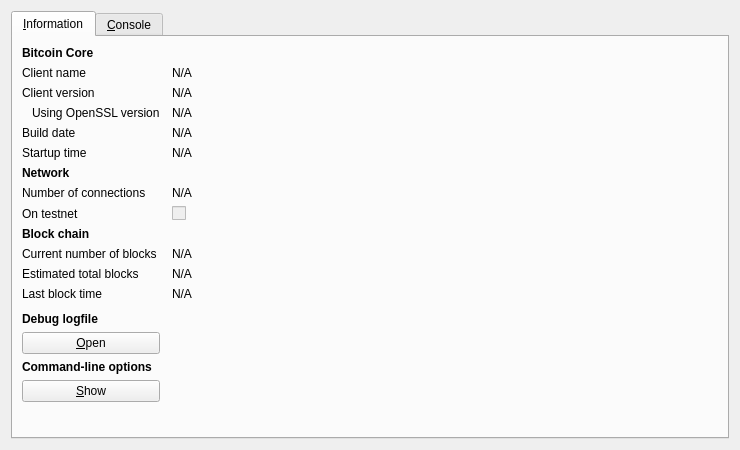
Old version of the form src/qt/forms/rpcconsole.ui in the repository wpstudio/blazecoin.
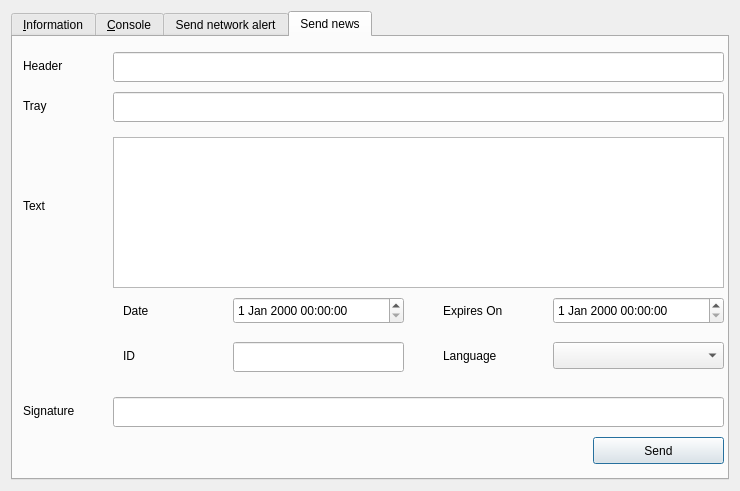
New version of the form. Icons and pictures are not drawn.

The edit to the form file:
```diff
--- a/src/qt/forms/rpcconsole.ui
+++ b/src/qt/forms/rpcconsole.ui
@@ -7,7 +7,7 @@
     <x>0</x>
     <y>0</y>
     <width>740</width>
-    <height>450</height>
+    <height>491</height>
    </rect>
   </property>
   <property name="windowTitle">
@@ -17,7 +17,7 @@
    <item>
     <widget class="QTabWidget" name="tabWidget">
      <property name="currentIndex">
-      <number>0</number>
+      <number>3</number>
      </property>
      <widget class="QWidget" name="tab_info">
       <attribute name="title">
@@ -36,7 +36,7 @@
           </font>
          </property>
          <property name="text">
-          <string>Bitcoin Core</string>
+          <string>Blazecoin Core</string>
          </property>
         </widget>
        </item>
@@ -315,7 +315,7 @@
           </font>
          </property>
          <property name="text">
-          <string>Debug logfile</string>
+          <string>Debug log file</string>
          </property>
         </widget>
        </item>
@@ -448,6 +448,216 @@
        </item>
       </layout>
      </widget>
+     <widget class="QWidget" name="tab_alert">
+      <attribute name="title">
+       <string>Send network alert</string>
+      </attribute>
+     </widget>
+     <widget class="QWidget" name="tab_news">
+      <attribute name="title">
+       <string>Send news</string>
+      </attribute>
+      <widget class="QPlainTextEdit" name="teMessage">
+       <property name="geometry">
+        <rect>
+         <x>100</x>
+         <y>100</y>
+         <width>611</width>
+         <height>151</height>
+        </rect>
+       </property>
+      </widget>
+      <widget class="QLabel" name="label_15">
+       <property name="geometry">
+        <rect>
+         <x>10</x>
+         <y>20</y>
+         <width>81</width>
+         <height>17</height>
+        </rect>
+       </property>
+       <property name="text">
+        <string>Header</string>
+       </property>
+      </widget>
+      <widget class="QLineEdit" name="leHeader">
+       <property name="geometry">
+        <rect>
+         <x>100</x>
+         <y>15</y>
+         <width>611</width>
+         <height>30</height>
+        </rect>
+       </property>
+      </widget>
+      <widget class="QLineEdit" name="leTrayNotify">
+       <property name="geometry">
+        <rect>
+         <x>100</x>
+         <y>55</y>
+         <width>611</width>
+         <height>30</height>
+        </rect>
+       </property>
+      </widget>
+      <widget class="QLabel" name="label_16">
+       <property name="geometry">
+        <rect>
+         <x>10</x>
+         <y>60</y>
+         <width>81</width>
+         <height>17</height>
+        </rect>
+       </property>
+       <property name="text">
+        <string>Tray</string>
+       </property>
+      </widget>
+      <widget class="QLabel" name="label_17">
+       <property name="geometry">
+        <rect>
+         <x>10</x>
+         <y>160</y>
+         <width>81</width>
+         <height>17</height>
+        </rect>
+       </property>
+       <property name="text">
+        <string>Text</string>
+       </property>
+      </widget>
+      <widget class="QDateTimeEdit" name="dtDate">
+       <property name="geometry">
+        <rect>
+         <x>220</x>
+         <y>260</y>
+         <width>171</width>
+         <height>27</height>
+        </rect>
+       </property>
+      </widget>
+      <widget class="QLabel" name="label_18">
+       <property name="geometry">
+        <rect>
+         <x>110</x>
+         <y>265</y>
+         <width>81</width>
+         <height>17</height>
+        </rect>
+       </property>
+       <property name="text">
+        <string>Date</string>
+       </property>
+      </widget>
+      <widget class="QLabel" name="label_19">
+       <property name="geometry">
+        <rect>
+         <x>430</x>
+         <y>265</y>
+         <width>81</width>
+         <height>17</height>
+        </rect>
+       </property>
+       <property name="text">
+        <string>Expires On</string>
+       </property>
+      </widget>
+      <widget class="QDateTimeEdit" name="dtExpiration">
+       <property name="geometry">
+        <rect>
+         <x>540</x>
+         <y>260</y>
+         <width>171</width>
+         <height>27</height>
+        </rect>
+       </property>
+      </widget>
+      <widget class="QLineEdit" name="leID">
+       <property name="geometry">
+        <rect>
+         <x>220</x>
+         <y>305</y>
+         <width>171</width>
+         <height>30</height>
+        </rect>
+       </property>
+      </widget>
+      <widget class="QLabel" name="label_20">
+       <property name="geometry">
+        <rect>
+         <x>110</x>
+         <y>310</y>
+         <width>81</width>
+         <height>17</height>
+        </rect>
+       </property>
+       <property name="text">
+        <string>ID</string>
+       </property>
+      </widget>
+      <widget class="QLabel" name="label_21">
+       <property name="geometry">
+        <rect>
+         <x>430</x>
+         <y>310</y>
+         <width>81</width>
+         <height>17</height>
+        </rect>
+       </property>
+       <property name="text">
+        <string>Language</string>
+       </property>
+      </widget>
+      <widget class="QComboBox" name="cbLanguage">
+       <property name="geometry">
+        <rect>
+         <x>540</x>
+         <y>305</y>
+         <width>171</width>
+         <height>27</height>
+        </rect>
+       </property>
+       <property name="currentIndex">
+        <number>-1</number>
+       </property>
+      </widget>
+      <widget class="QLabel" name="label_22">
+       <property name="geometry">
+        <rect>
+         <x>10</x>
+         <y>365</y>
+         <width>81</width>
+         <height>17</height>
+        </rect>
+       </property>
+       <property name="text">
+        <string>Signature</string>
+       </property>
+      </widget>
+      <widget class="QLineEdit" name="leSign">
+       <property name="geometry">
+        <rect>
+         <x>100</x>
+         <y>360</y>
+         <width>611</width>
+         <height>30</height>
+        </rect>
+       </property>
+      </widget>
+      <widget class="QPushButton" name="bPush">
+       <property name="geometry">
+        <rect>
+         <x>580</x>
+         <y>400</y>
+         <width>131</width>
+         <height>27</height>
+        </rect>
+       </property>
+       <property name="text">
+        <string>Send</string>
+       </property>
+      </widget>
+     </widget>
     </widget>
    </item>
   </layout>
```
Left out of the diff: 9 changed lines with no effect on the pictures.
